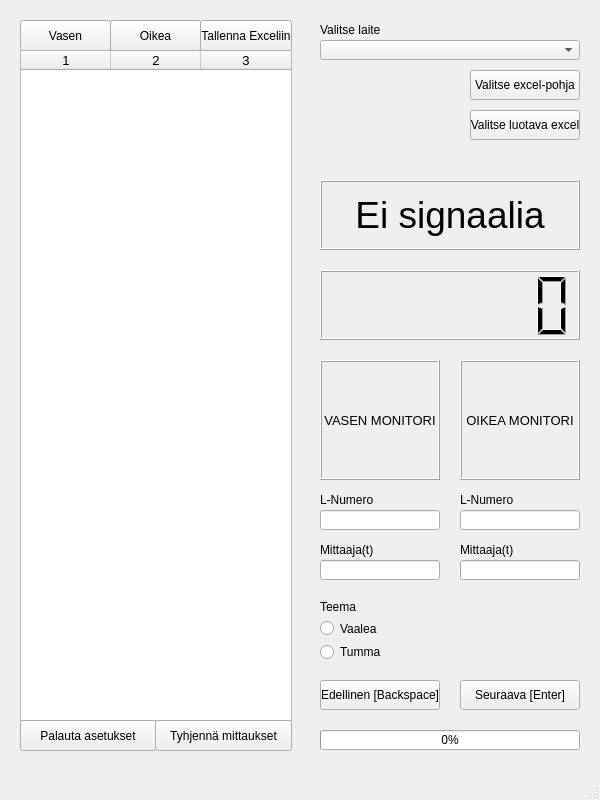
Qt form ui.ui (cyanidesayonara/monitorimittari) before a commit.
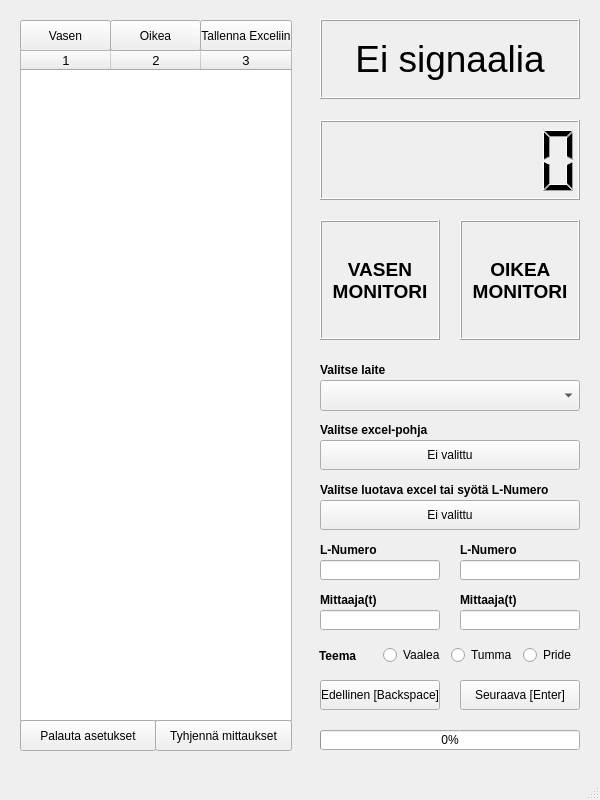
The same form after that commit.

What changed in the file:
```diff
--- a/ui.ui
+++ b/ui.ui
@@ -44,9 +44,9 @@
     <property name="geometry">
      <rect>
       <x>320</x>
-      <y>40</y>
+      <y>380</y>
       <width>260</width>
-      <height>20</height>
+      <height>31</height>
      </rect>
     </property>
    </widget>
@@ -54,11 +54,17 @@
     <property name="geometry">
      <rect>
       <x>320</x>
-      <y>20</y>
+      <y>360</y>
       <width>260</width>
       <height>20</height>
      </rect>
     </property>
+    <property name="font">
+     <font>
+      <weight>75</weight>
+      <bold>true</bold>
+     </font>
+    </property>
     <property name="text">
      <string>Valitse laite</string>
     </property>
@@ -67,9 +73,9 @@
     <property name="geometry">
      <rect>
       <x>320</x>
-      <y>270</y>
+      <y>120</y>
       <width>260</width>
-      <height>70</height>
+      <height>80</height>
      </rect>
     </property>
     <property name="lineWidth">
@@ -89,9 +95,9 @@
     <property name="geometry">
      <rect>
       <x>320</x>
-      <y>180</y>
+      <y>19</y>
       <width>260</width>
-      <height>70</height>
+      <height>80</height>
      </rect>
     </property>
     <property name="font">
@@ -170,7 +176,7 @@
     <property name="geometry">
      <rect>
       <x>320</x>
-      <y>510</y>
+      <y>560</y>
       <width>120</width>
       <height>20</height>
      </rect>
@@ -180,7 +186,7 @@
     <property name="geometry">
      <rect>
       <x>460</x>
-      <y>510</y>
+      <y>560</y>
       <width>120</width>
       <height>20</height>
      </rect>
@@ -190,14 +196,16 @@
     <property name="geometry">
      <rect>
       <x>320</x>
-      <y>360</y>
+      <y>220</y>
       <width>120</width>
       <height>120</height>
      </rect>
     </property>
     <property name="font">
      <font>
-      <pointsize>10</pointsize>
+      <pointsize>14</pointsize>
+      <weight>75</weight>
+      <bold>true</bold>
      </font>
     </property>
     <property name="frameShape">
@@ -212,19 +220,24 @@
     <property name="alignment">
      <set>Qt::AlignCenter</set>
     </property>
+    <property name="wordWrap">
+     <bool>true</bool>
+    </property>
    </widget>
    <widget class="QLabel" name="rightMonitorLabel">
     <property name="geometry">
      <rect>
       <x>460</x>
-      <y>360</y>
+      <y>220</y>
       <width>120</width>
       <height>120</height>
      </rect>
     </property>
     <property name="font">
      <font>
-      <pointsize>10</pointsize>
+      <pointsize>14</pointsize>
+      <weight>75</weight>
+      <bold>true</bold>
      </font>
     </property>
     <property name="frameShape">
@@ -239,16 +252,25 @@
     <property name="alignment">
      <set>Qt::AlignCenter</set>
     </property>
+    <property name="wordWrap">
+     <bool>true</bool>
+    </property>
    </widget>
    <widget class="QLabel" name="leftLNumberLabel">
     <property name="geometry">
      <rect>
       <x>320</x>
-      <y>490</y>
+      <y>540</y>
       <width>120</width>
       <height>20</height>
      </rect>
     </property>
+    <property name="font">
+     <font>
+      <weight>75</weight>
+      <bold>true</bold>
+     </font>
+    </property>
     <property name="text">
      <string>L-Numero</string>
     </property>
@@ -257,11 +279,17 @@
     <property name="geometry">
      <rect>
       <x>460</x>
-      <y>490</y>
+      <y>540</y>
       <width>120</width>
       <height>20</height>
      </rect>
     </property>
+    <property name="font">
+     <font>
+      <weight>75</weight>
+      <bold>true</bold>
+     </font>
+    </property>
     <property name="text">
      <string>L-Numero</string>
     </property>
@@ -270,11 +298,17 @@
     <property name="geometry">
      <rect>
       <x>320</x>
-      <y>540</y>
+      <y>590</y>
       <width>120</width>
       <height>20</height>
      </rect>
     </property>
+    <property name="font">
+     <font>
+      <weight>75</weight>
+      <bold>true</bold>
+     </font>
+    </property>
     <property name="text">
      <string>Mittaaja(t)</string>
     </property>
@@ -283,11 +317,17 @@
     <property name="geometry">
      <rect>
       <x>460</x>
-      <y>540</y>
+      <y>590</y>
       <width>120</width>
       <height>20</height>
      </rect>
     </property>
+    <property name="font">
+     <font>
+      <weight>75</weight>
+      <bold>true</bold>
+     </font>
+    </property>
     <property name="text">
      <string>Mittaaja(t)</string>
     </property>
@@ -296,7 +336,7 @@
     <property name="geometry">
      <rect>
       <x>320</x>
-      <y>560</y>
+      <y>610</y>
       <width>120</width>
       <height>20</height>
      </rect>
@@ -306,45 +346,12 @@
     <property name="geometry">
      <rect>
       <x>460</x>
-      <y>560</y>
+      <y>610</y>
       <width>120</width>
       <height>20</height>
      </rect>
     </property>
    </widget>
-   <widget class="QWidget" name="verticalLayoutWidget">
-    <property name="geometry">
-     <rect>
-      <x>320</x>
-      <y>600</y>
-      <width>121</width>
-      <height>61</height>
-     </rect>
-    </property>
-    <layout class="QVBoxLayout" name="themeBox">
-     <item>
-      <widget class="QLabel" name="themeLabel">
-       <property name="text">
-        <string>Teema</string>
-       </property>
-      </widget>
-     </item>
-     <item>
-      <widget class="QRadioButton" name="lightThemeButton">
-       <property name="text">
-        <string>Vaalea</string>
-       </property>
-      </widget>
-     </item>
-     <item>
-      <widget class="QRadioButton" name="darkThemeButton">
-       <property name="text">
-        <string>Tumma</string>
-       </property>
-      </widget>
-     </item>
-    </layout>
-   </widget>
    <widget class="QPushButton" name="leftMonitorSelect">
     <property name="geometry">
      <rect>
@@ -464,52 +471,38 @@
     <property name="geometry">
      <rect>
       <x>320</x>
-      <y>70</y>
-      <width>150</width>
+      <y>415</y>
+      <width>260</width>
       <height>30</height>
      </rect>
     </property>
-    <property name="text">
-     <string/>
-    </property>
-   </widget>
-   <widget class="QPushButton" name="inputFileButton">
-    <property name="geometry">
-     <rect>
-      <x>470</x>
-      <y>70</y>
-      <width>110</width>
-      <height>30</height>
-     </rect>
+    <property name="font">
+     <font>
+      <weight>75</weight>
+      <bold>true</bold>
+     </font>
     </property>
     <property name="text">
      <string>Valitse excel-pohja</string>
     </property>
    </widget>
-   <widget class="QPushButton" name="outputFileButton">
-    <property name="geometry">
-     <rect>
-      <x>470</x>
-      <y>110</y>
-      <width>110</width>
-      <height>30</height>
-     </rect>
-    </property>
-    <property name="text">
-     <string>Valitse luotava excel</string>
-    </property>
-   </widget>
    <widget class="QLabel" name="outputFileLabel">
     <property name="geometry">
      <rect>
       <x>320</x>
-      <y>110</y>
-      <width>150</width>
+      <y>475</y>
+      <width>260</width>
       <height>30</height>
      </rect>
     </property>
+    <property name="font">
+     <font>
+      <weight>75</weight>
+      <bold>true</bold>
+     </font>
+    </property>
     <property name="text">
-     <string/>
+     <string>Valitse luotava excel tai syötä L-Numero</string>
     </property>
    </widget>
    <widget class="QPushButton" name="restoreButton">
@@ -538,6 +531,78 @@
      <string>Tyhjennä mittaukset</string>
     </property>
    </widget>
+   <widget class="QWidget" name="horizontalLayoutWidget">
+    <property name="geometry">
+     <rect>
+      <x>319</x>
+      <y>640</y>
+      <width>261</width>
+      <height>31</height>
+     </rect>
+    </property>
+    <layout class="QHBoxLayout" name="horizontalLayout">
+     <item>
+      <widget class="QLabel" name="themeLabel">
+       <property name="font">
+        <font>
+         <weight>75</weight>
+         <bold>true</bold>
+        </font>
+       </property>
+       <property name="text">
+        <string>Teema</string>
+       </property>
+      </widget>
+     </item>
+     <item>
+      <widget class="QRadioButton" name="lightThemeButton">
+       <property name="text">
+        <string>Vaalea</string>
+       </property>
+      </widget>
+     </item>
+     <item>
+      <widget class="QRadioButton" name="darkThemeButton">
+       <property name="text">
+        <string>Tumma</string>
+       </property>
+      </widget>
+     </item>
+     <item>
+      <widget class="QRadioButton" name="prideThemeButton">
+       <property name="text">
+        <string>Pride</string>
+       </property>
+      </widget>
+     </item>
+    </layout>
+   </widget>
+   <widget class="QPushButton" name="outputFileButton">
+    <property name="geometry">
+     <rect>
+      <x>320</x>
+      <y>500</y>
+      <width>260</width>
+      <height>30</height>
+     </rect>
+    </property>
+    <property name="text">
+     <string>Ei valittu</string>
+    </property>
+   </widget>
+   <widget class="QPushButton" name="inputFileButton">
+    <property name="geometry">
+     <rect>
+      <x>320</x>
+      <y>440</y>
+      <width>260</width>
+      <height>30</height>
+     </rect>
+    </property>
+    <property name="text">
+     <string>Ei valittu</string>
+    </property>
+   </widget>
   </widget>
   <widget class="QMenuBar" name="menubar">
    <property name="geometry">
```
